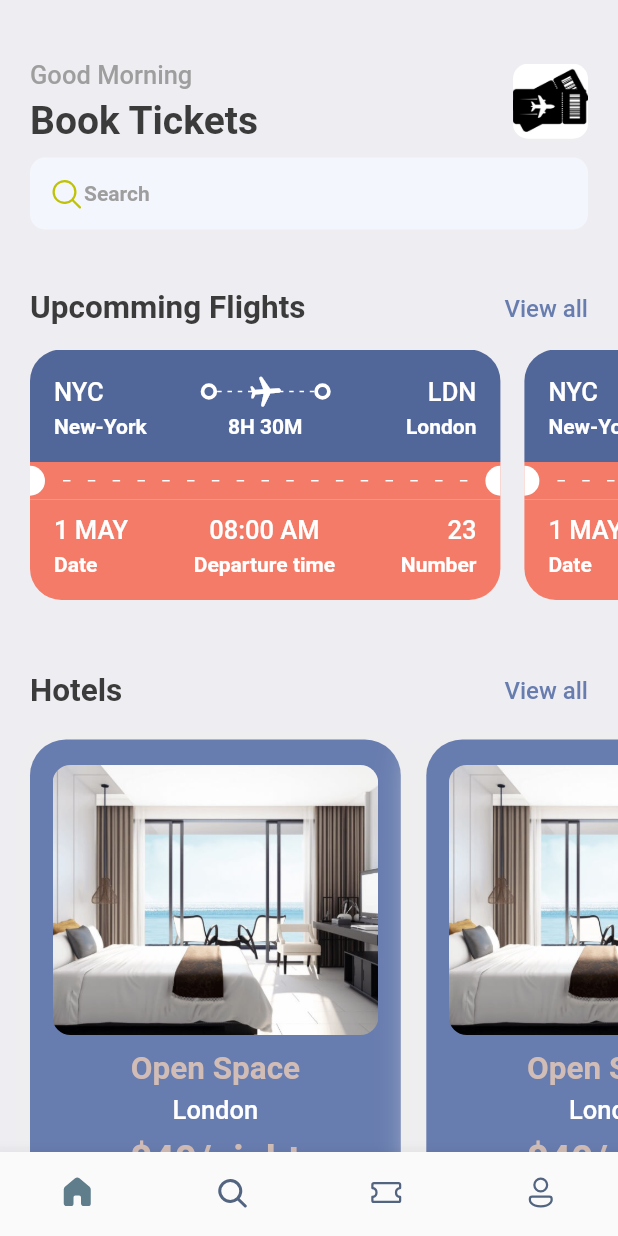
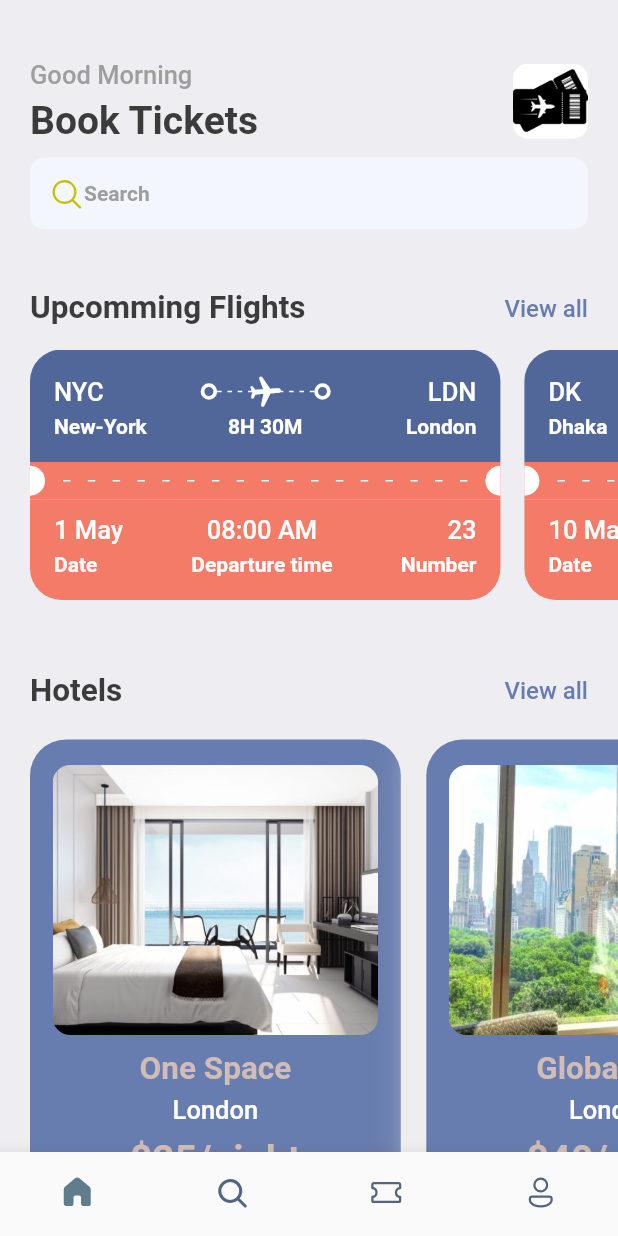
Before and after one commit to AkritiSubedi/ticketbookingapp, a Flutter app: the screen it shows after launch, on a phone screen of 412 x 824 dp. Run offline on Flutter 3.47's test engine with Material 2 defaults, Android fonts, the phone set to English and light mode, and no system bars; our stand-ins replace fluentui_icons, gap; missing offline and left inert: dart:ffi.

Commit message:
day_9 completed

```diff
--- a/lib/screens/home_screen.dart
+++ b/lib/screens/home_screen.dart
@@ -3,6 +3,7 @@ import 'package:flutter/material.dart';
 import 'package:gap/gap.dart';
 import 'package:ticketbookingapp/screens/hotel_screen.dart';
 import 'package:ticketbookingapp/screens/ticket_view.dart';
+import 'package:ticketbookingapp/utils/app_info_list.dart';
 import 'package:ticketbookingapp/utils/app_styles.dart';
 
 class HomeScreen extends StatelessWidget {
@@ -94,10 +95,7 @@ class HomeScreen extends StatelessWidget {
             scrollDirection: Axis.horizontal,
             padding: EdgeInsets.only(left: 20),
             child: Row(
-              children: [
-                TicketView(),
-                TicketView(),
-              ],
+              children: ticketList.map((singleTicket) => TicketView(ticket: singleTicket,)).toList(),
             ),
           ),
           Gap(15),
@@ -128,12 +126,7 @@ class HomeScreen extends StatelessWidget {
             scrollDirection: Axis.horizontal,
             padding: EdgeInsets.only(left: 20),
             child:  Row(
-              children: [
-                HotelScreen(),
-                HotelScreen(),
-                HotelScreen(),
-                HotelScreen(),
-              ],
+              children:hotelList.map((singleHotel) => HotelScreen(hotel: singleHotel)).toList()
             ),
             ),
         ],
--- a/lib/screens/hotel_screen.dart
+++ b/lib/screens/hotel_screen.dart
@@ -4,16 +4,18 @@ import 'package:ticketbookingapp/utils/app_layout.dart';
 import 'package:ticketbookingapp/utils/app_styles.dart';
 
 class HotelScreen extends StatelessWidget {
-  const HotelScreen({Key? key}) : super(key: key);
+  final Map<String, dynamic> hotel;
+  const HotelScreen({Key? key, required this.hotel}) : super(key: key);
 
   @override
   Widget build(BuildContext context) {
+    print('Hotel price is ${hotel['price']}');
     final size = AppLayout.getSize(context);
     return Container(
-      width: size.width*0.6,
+      width: size.width * 0.6,
       height: 350,
-      padding:EdgeInsets.symmetric(horizontal: 15, vertical: 17),
-      margin: EdgeInsets.only(right: 17, top:5),
+      padding: EdgeInsets.symmetric(horizontal: 15, vertical: 17),
+      margin: EdgeInsets.only(right: 17, top: 5),
       decoration: BoxDecoration(
           color: Styles.primaryColor,
           borderRadius: BorderRadius.circular(24),
@@ -22,10 +24,8 @@ class HotelScreen extends StatelessWidget {
               color: Colors.grey.shade200,
               blurRadius: 20,
               spreadRadius: 5,
-
             )
-        ]
-      ),
+          ]),
       child: Column(
         children: [
           Container(
@@ -35,26 +35,26 @@ class HotelScreen extends StatelessWidget {
                 color: Styles.primaryColor,
                 image: DecorationImage(
                     fit: BoxFit.cover,
-                image: AssetImage("assets/images/image.jpeg")
+                    image: AssetImage("assets/images/${hotel['image']}"
+                  )
                 )
               ),
           ),
           Gap(10),
           Text(
-            "Open Space",
+            hotel['place'],
             style: Styles.headLineStyle2.copyWith(color: Styles.kakiColor),
           ),
           Gap(5),
           Text(
-            "London",
+            hotel['destination'],
             style: Styles.headLineStyle3.copyWith(color: Colors.white),
           ),
           Gap(8),
           Text(
-            "\$40/night",
+            '\$${hotel['price']}/night',
             style: Styles.headLineStyle1.copyWith(color: Styles.kakiColor),
           ),
-
         ],
       ),
     );
--- a/lib/screens/ticket_view.dart
+++ b/lib/screens/ticket_view.dart
@@ -10,7 +10,8 @@ import 'package:ticketbookingapp/widgets/thick_container.dart';
 import '../utils/app_layout.dart';
 
 class TicketView extends StatelessWidget {
-  const TicketView({Key? key}) : super(key: key);
+  final Map<String, dynamic> ticket;
+  const TicketView({Key? key, required this.ticket}) : super(key: key);
 
   @override
   Widget build(BuildContext context) {
@@ -36,7 +37,7 @@ class TicketView extends StatelessWidget {
                   Row(
                     children: [
                       Text(
-                        "NYC",
+                        ticket['from']['code'],
                         style:
                             Styles.headLineStyle3.copyWith(color: Colors.white),
                       ),
@@ -85,7 +86,7 @@ class TicketView extends StatelessWidget {
                       ThickContainer(),
                       Expanded(child: Container()),
                       Text(
-                        "LDN",
+                        ticket['to']['code'],
                         style:
                             Styles.headLineStyle3.copyWith(color: Colors.white),
                       )
@@ -98,20 +99,20 @@ class TicketView extends StatelessWidget {
                       SizedBox(
                         width: 100,
                         child: Text(
-                          'New-York',
+                          ticket['from']['name'],
                           style: Styles.headLineStyle4
                               .copyWith(color: Colors.white),
                         ),
                       ),
                       Text(
-                        "8H 30M",
+                        ticket['flying_time'],
                         style:
                             Styles.headLineStyle4.copyWith(color: Colors.white),
                       ),
                       SizedBox(
                         width: 100,
                         child: Text(
-                          'London',
+                          ticket['to']['name'],
                           textAlign: TextAlign.end,
                           style: Styles.headLineStyle4
                               .copyWith(color: Colors.white),
@@ -190,7 +191,7 @@ class TicketView extends StatelessWidget {
                         crossAxisAlignment: CrossAxisAlignment.start,
                         children: [
                           Text(
-                            "1 MAY",
+                            ticket['date'],
                             style: Styles.headLineStyle3
                                 .copyWith(color: Colors.white),
                           ),
@@ -206,7 +207,7 @@ class TicketView extends StatelessWidget {
                         crossAxisAlignment: CrossAxisAlignment.center,
                         children: [
                           Text(
-                            "08:00 AM",
+                            ticket['departure_time'],
                             style: Styles.headLineStyle3
                                 .copyWith(color: Colors.white),
                           ),
@@ -222,7 +223,7 @@ class TicketView extends StatelessWidget {
                         crossAxisAlignment: CrossAxisAlignment.end,
                         children: [
                           Text(
-                            "23",
+                            ticket['number'].toString(),
                             style: Styles.headLineStyle3
                                 .copyWith(color: Colors.white),
                           ),
--- /dev/null
+++ b/lib/utils/app_info_list.dart
@@ -0,0 +1,51 @@
+List<Map<String, dynamic>> hotelList = [
+  {
+    'image': 'image.jpeg',
+    'place': 'One Space',
+    'destination': 'London',
+    'price': 25
+  },
+  {
+    'image': 'image3.jpg',
+    'place': 'Global Will',
+    'destination': 'London',
+    'price': 40
+  },
+  {
+    'image': 'image2.jpeg',
+    'place': 'Tallest Building',
+    'destination': 'London',
+    'price': 60
+  },
+];
+
+List<Map<String, dynamic>> ticketList = [
+  {
+    'from':{
+      'code':"NYC",
+      'name': "New-York"
+    },
+    'to':{
+      'code':"LDN",
+      'name': "London"
+    },
+     'flying_time':'8H 30M',
+     'date':"1 May" ,
+     'departure_time': "08:00 AM",
+     "number":23
+  },
+  {
+    'from':{
+      'code':"DK",
+      'name': "Dhaka"
+    },
+    'to':{
+      'code':"SH",
+      'name': "Shanghai"
+    },
+    'flying_time':'4H 20M',
+     'date':"10 May" ,
+     'departure_time': "09:00 AM",
+     "number":45
+  },
+];
```
Also changed, not shown: assets/images/image1.jpeg (added), assets/images/image2.jpeg (added), assets/images/image3.jpg (added). Lines whose indentation alone changed are shown as unchanged.
